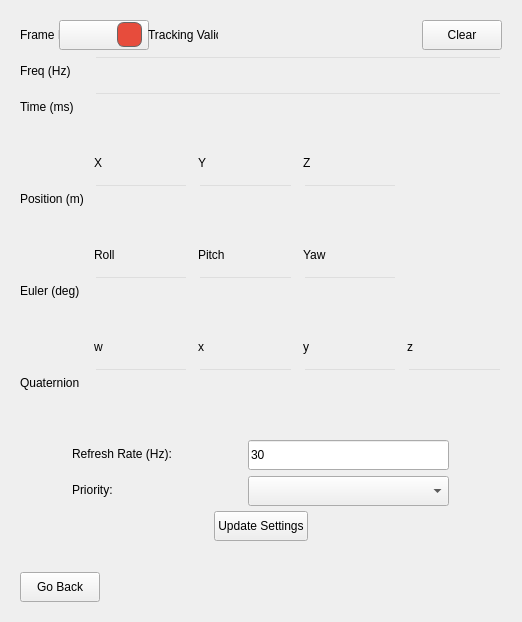
Before: the Qt Designer form src/mocap_manager.ui in YevheniiKovryzhenko/KGroundControl, drawn with Qt 5.
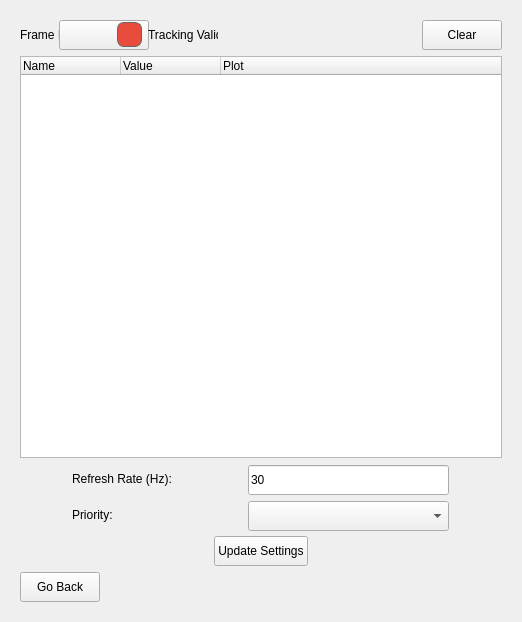
After: the same form once the commit is applied. The open tabs and pages were chosen to show the change.

Commit message: integrated mocap with the plotting manager; refined plotting settings and ui

Patch:
```diff
--- a/src/mocap_manager.ui
+++ b/src/mocap_manager.ui
@@ -996,611 +996,45 @@
          </item>
         </layout>
        </item>
-       <item>
-        <layout class="QGridLayout" name="gridLayout_inspector">
-         <property name="horizontalSpacing">
-          <number>10</number>
+    <item>
+     <layout class="QGridLayout" name="gridLayout_inspector">
+      <property name="horizontalSpacing">
+       <number>6</number>
+      </property>
+      <property name="verticalSpacing">
+       <number>6</number>
+      </property>
+      <item row="0" column="0">
+       <widget class="QTreeWidget" name="tree_mocap_detail">
+        <property name="sizePolicy">
+         <sizepolicy hsizetype="Expanding" vsizetype="Expanding">
+          <horstretch>0</horstretch>
+          <verstretch>0</verstretch>
+         </sizepolicy>
+        </property>
+        <property name="columnCount">
+         <number>3</number>
+        </property>
+        <column>
+         <property name="text">
+          <string>Name</string>
          </property>
-         <property name="verticalSpacing">
-          <number>6</number>
+        </column>
+        <column>
+         <property name="text">
+          <string>Value</string>
          </property>
-         <item row="10" column="3">
-          <widget class="QLineEdit" name="fld_qy">
-           <property name="sizePolicy">
-            <sizepolicy hsizetype="Preferred" vsizetype="Fixed">
-             <horstretch>0</horstretch>
-             <verstretch>0</verstretch>
-            </sizepolicy>
-           </property>
-           <property name="minimumSize">
-            <size>
-             <width>0</width>
-             <height>30</height>
-            </size>
-           </property>
-           <property name="mouseTracking">
-            <bool>false</bool>
-           </property>
-           <property name="styleSheet">
-            <string notr="true">background: transparent;</string>
-           </property>
-           <property name="frame">
-            <bool>true</bool>
-           </property>
-           <property name="readOnly">
-            <bool>true</bool>
-           </property>
-          </widget>
-         </item>
-         <item row="4" column="3">
-          <widget class="QLineEdit" name="fld_z">
-           <property name="sizePolicy">
-            <sizepolicy hsizetype="Preferred" vsizetype="Fixed">
-             <horstretch>0</horstretch>
-             <verstretch>0</verstretch>
-            </sizepolicy>
-           </property>
-           <property name="minimumSize">
-            <size>
-             <width>0</width>
-             <height>30</height>
-            </size>
-           </property>
-           <property name="mouseTracking">
-            <bool>false</bool>
-           </property>
-           <property name="styleSheet">
-            <string notr="true">background: transparent;</string>
-           </property>
-           <property name="frame">
-            <bool>true</bool>
-           </property>
-           <property name="readOnly">
-            <bool>true</bool>
-           </property>
-          </widget>
-         </item>
-         <item row="9" column="2">
-          <widget class="QLabel" name="label_8">
-           <property name="minimumSize">
-            <size>
-             <width>0</width>
-             <height>30</height>
-            </size>
-           </property>
-           <property name="text">
-            <string>x</string>
-           </property>
-          </widget>
-         </item>
-         <item row="3" column="2">
-          <widget class="QLabel" name="label_2">
-           <property name="minimumSize">
-            <size>
-             <width>0</width>
-             <height>30</height>
-            </size>
-           </property>
-           <property name="text">
-            <string>Y</string>
-           </property>
-          </widget>
-         </item>
-         <item row="2" column="2">
-          <spacer name="verticalSpacer_3">
-           <property name="orientation">
-            <enum>Qt::Vertical</enum>
-           </property>
-           <property name="sizeType">
-            <enum>QSizePolicy::Fixed</enum>
-           </property>
-           <property name="sizeHint" stdset="0">
-            <size>
-             <width>20</width>
-             <height>20</height>
-            </size>
-           </property>
-          </spacer>
-         </item>
-         <item row="10" column="0">
-          <widget class="QLabel" name="label_quat">
-           <property name="minimumSize">
-            <size>
-             <width>0</width>
-             <height>30</height>
-            </size>
-           </property>
-           <property name="text">
-            <string>Quaternion</string>
-           </property>
-          </widget>
-         </item>
-         <item row="10" column="2">
-          <widget class="QLineEdit" name="fld_qx">
-           <property name="sizePolicy">
-            <sizepolicy hsizetype="Preferred" vsizetype="Fixed">
-             <horstretch>0</horstretch>
-             <verstretch>0</verstretch>
-            </sizepolicy>
-           </property>
-           <property name="minimumSize">
-            <size>
-             <width>0</width>
-             <height>30</height>
-            </size>
-           </property>
-           <property name="mouseTracking">
-            <bool>false</bool>
-           </property>
-           <property name="styleSheet">
-            <string notr="true">background: transparent;</string>
-           </property>
-           <property name="frame">
-            <bool>true</bool>
-           </property>
-           <property name="readOnly">
-            <bool>true</bool>
-           </property>
-          </widget>
-         </item>
-         <item row="5" column="2">
-          <spacer name="verticalSpacer_4">
-           <property name="orientation">
-            <enum>Qt::Vertical</enum>
-           </property>
-           <property name="sizeType">
-            <enum>QSizePolicy::Fixed</enum>
-           </property>
-           <property name="sizeHint" stdset="0">
-            <size>
-             <width>20</width>
-             <height>20</height>
-            </size>
-           </property>
-          </spacer>
-         </item>
-         <item row="10" column="4">
-          <widget class="QLineEdit" name="fld_qz">
-           <property name="sizePolicy">
-            <sizepolicy hsizetype="Preferred" vsizetype="Fixed">
-             <horstretch>0</horstretch>
-             <verstretch>0</verstretch>
-            </sizepolicy>
-           </property>
-           <property name="minimumSize">
-            <size>
-             <width>0</width>
-             <height>30</height>
-            </size>
-           </property>
-           <property name="mouseTracking">
-            <bool>false</bool>
-           </property>
-           <property name="styleSheet">
-            <string notr="true">background: transparent;</string>
-           </property>
-           <property name="frame">
-            <bool>true</bool>
-           </property>
-           <property name="readOnly">
-            <bool>true</bool>
-           </property>
-          </widget>
-         </item>
-         <item row="6" column="1">
-          <widget class="QLabel" name="label_4">
-           <property name="minimumSize">
-            <size>
-             <width>0</width>
-             <height>30</height>
-            </size>
-           </property>
-           <property name="text">
-            <string>Roll</string>
-           </property>
-          </widget>
-         </item>
-         <item row="4" column="2">
-          <widget class="QLineEdit" name="fld_y">
-           <property name="sizePolicy">
-            <sizepolicy hsizetype="Preferred" vsizetype="Fixed">
-             <horstretch>0</horstretch>
-             <verstretch>0</verstretch>
-            </sizepolicy>
-           </property>
-           <property name="minimumSize">
-            <size>
-             <width>0</width>
-             <height>30</height>
-            </size>
-           </property>
-           <property name="mouseTracking">
-            <bool>false</bool>
-           </property>
-           <property name="styleSheet">
-            <string notr="true">background: transparent;</string>
-           </property>
-           <property name="frame">
-            <bool>true</bool>
-           </property>
-           <property name="readOnly">
-            <bool>true</bool>
-           </property>
-          </widget>
-         </item>
-         <item row="6" column="3">
-          <widget class="QLabel" name="label_6">
-           <property name="minimumSize">
-            <size>
-             <width>0</width>
-             <height>30</height>
-            </size>
-           </property>
-           <property name="text">
-            <string>Yaw</string>
-           </property>
-          </widget>
-         </item>
-         <item row="3" column="1">
-          <widget class="QLabel" name="label">
-           <property name="minimumSize">
-            <size>
-             <width>0</width>
-             <height>30</height>
-            </size>
-           </property>
-           <property name="text">
-            <string>X</string>
-           </property>
-          </widget>
-         </item>
-         <item row="7" column="2">
-          <widget class="QLineEdit" name="fld_pitch">
-           <property name="sizePolicy">
-            <sizepolicy hsizetype="Preferred" vsizetype="Fixed">
-             <horstretch>0</horstretch>
-             <verstretch>0</verstretch>
-            </sizepolicy>
-           </property>
-           <property name="minimumSize">
-            <size>
-             <width>0</width>
-             <height>30</height>
-            </size>
-           </property>
-           <property name="mouseTracking">
-            <bool>false</bool>
-           </property>
-           <property name="styleSheet">
-            <string notr="true">background: transparent;</string>
-           </property>
-           <property name="frame">
-            <bool>true</bool>
-           </property>
-           <property name="readOnly">
-            <bool>true</bool>
-           </property>
-          </widget>
-         </item>
-         <item row="9" column="4">
-          <widget class="QLabel" name="label_10">
-           <property name="minimumSize">
-            <size>
-             <width>0</width>
-             <height>30</height>
-            </size>
-           </property>
-           <property name="text">
-            <string>z</string>
-           </property>
-          </widget>
-         </item>
-         <item row="7" column="1">
-          <widget class="QLineEdit" name="fld_roll">
-           <property name="sizePolicy">
-            <sizepolicy hsizetype="Preferred" vsizetype="Fixed">
-             <horstretch>0</horstretch>
-             <verstretch>0</verstretch>
-            </sizepolicy>
-           </property>
-           <property name="minimumSize">
-            <size>
-             <width>0</width>
-             <height>30</height>
-            </size>
-           </property>
-           <property name="mouseTracking">
-            <bool>false</bool>
-           </property>
-           <property name="styleSheet">
-            <string notr="true">background: transparent;</string>
-           </property>
-           <property name="frame">
-            <bool>true</bool>
-           </property>
-           <property name="readOnly">
-            <bool>true</bool>
-           </property>
-          </widget>
-         </item>
-         <item row="6" column="2">
-          <widget class="QLabel" name="label_5">
-           <property name="minimumSize">
-            <size>
-             <width>0</width>
-             <height>30</height>
-            </size>
-           </property>
-           <property name="text">
-            <string>Pitch</string>
-           </property>
-          </widget>
-         </item>
-         <item row="9" column="3">
-          <widget class="QLabel" name="label_9">
-           <property name="minimumSize">
-            <size>
-             <width>0</width>
-             <height>30</height>
-            </size>
-           </property>
-           <property name="text">
-            <string>y</string>
-           </property>
-          </widget>
-         </item>
-         <item row="4" column="0">
-          <widget class="QLabel" name="label_pos">
-           <property name="minimumSize">
-            <size>
-             <width>0</width>
-             <height>30</height>
-            </size>
-           </property>
-           <property name="text">
-            <string>Position (m)</string>
-           </property>
-          </widget>
-         </item>
-         <item row="3" column="3">
-          <widget class="QLabel" name="label_3">
-           <property name="minimumSize">
-            <size>
-             <width>0</width>
-             <height>30</height>
-            </size>
-           </property>
-           <property name="text">
-            <string>Z</string>
-           </property>
-          </widget>
-         </item>
-         <item row="10" column="1">
-          <widget class="QLineEdit" name="fld_qw">
-           <property name="sizePolicy">
-            <sizepolicy hsizetype="Preferred" vsizetype="Fixed">
-             <horstretch>0</horstretch>
-             <verstretch>0</verstretch>
-            </sizepolicy>
-           </property>
-           <property name="minimumSize">
-            <size>
-             <width>0</width>
-             <height>30</height>
-            </size>
-           </property>
-           <property name="mouseTracking">
-            <bool>false</bool>
-           </property>
-           <property name="styleSheet">
-            <string notr="true">background: transparent;</string>
-           </property>
-           <property name="frame">
-            <bool>true</bool>
-           </property>
-           <property name="readOnly">
-            <bool>true</bool>
-           </property>
-          </widget>
-         </item>
-         <item row="4" column="1">
-          <widget class="QLineEdit" name="fld_x">
-           <property name="sizePolicy">
-            <sizepolicy hsizetype="Preferred" vsizetype="Fixed">
-             <horstretch>0</horstretch>
-             <verstretch>0</verstretch>
-            </sizepolicy>
-           </property>
-           <property name="minimumSize">
-            <size>
-             <width>0</width>
-             <height>30</height>
-            </size>
-           </property>
-           <property name="mouseTracking">
-            <bool>false</bool>
-           </property>
-           <property name="styleSheet">
-            <string notr="true">background: transparent;</string>
-           </property>
-           <property name="frame">
-            <bool>true</bool>
-           </property>
-           <property name="readOnly">
-            <bool>true</bool>
-           </property>
-          </widget>
-         </item>
-         <item row="7" column="0">
-          <widget class="QLabel" name="label_euler">
-           <property name="minimumSize">
-            <size>
-             <width>0</width>
-             <height>30</height>
-            </size>
-           </property>
-           <property name="text">
-            <string>Euler (deg)</string>
-           </property>
-          </widget>
-         </item>
-         <item row="8" column="2">
-          <spacer name="verticalSpacer_2">
-           <property name="orientation">
-            <enum>Qt::Vertical</enum>
-           </property>
-           <property name="sizeType">
-            <enum>QSizePolicy::Fixed</enum>
-           </property>
-           <property name="sizeHint" stdset="0">
-            <size>
-             <width>20</width>
-             <height>20</height>
-            </size>
-           </property>
-          </spacer>
-         </item>
-         <item row="9" column="1">
-          <widget class="QLabel" name="label_7">
-           <property name="minimumSize">
-            <size>
-             <width>0</width>
-             <height>30</height>
-            </size>
-           </property>
-           <property name="text">
-            <string>w</string>
-           </property>
-          </widget>
-         </item>
-         <item row="7" column="3">
-          <widget class="QLineEdit" name="fld_yaw">
-           <property name="sizePolicy">
-            <sizepolicy hsizetype="Preferred" vsizetype="Fixed">
-             <horstretch>0</horstretch>
-             <verstretch>0</verstretch>
-            </sizepolicy>
-           </property>
-           <property name="minimumSize">
-            <size>
-             <width>0</width>
-             <height>30</height>
-            </size>
-           </property>
-           <property name="mouseTracking">
-            <bool>false</bool>
-           </property>
-           <property name="styleSheet">
-            <string notr="true">background: transparent;</string>
-           </property>
-           <property name="frame">
-            <bool>true</bool>
-           </property>
-           <property name="readOnly">
-            <bool>true</bool>
-           </property>
-          </widget>
-         </item>
-         <item row="0" column="0">
-          <widget class="QLabel" name="label_freq">
-           <property name="minimumSize">
-            <size>
-             <width>0</width>
-             <height>30</height>
-            </size>
-           </property>
-           <property name="text">
-            <string>Freq (Hz)</string>
-           </property>
-          </widget>
-         </item>
-         <item row="1" column="0">
-          <widget class="QLabel" name="label_time">
-           <property name="minimumSize">
-            <size>
-             <width>0</width>
-             <height>30</height>
-            </size>
-           </property>
-           <property name="text">
-            <string>Time (ms)</string>
-           </property>
-          </widget>
-         </item>
-         <item row="1" column="1" colspan="4">
-          <widget class="QLineEdit" name="fld_time">
-           <property name="sizePolicy">
-            <sizepolicy hsizetype="Preferred" vsizetype="Fixed">
-             <horstretch>0</horstretch>
-             <verstretch>0</verstretch>
-            </sizepolicy>
-           </property>
-           <property name="minimumSize">
-            <size>
-             <width>0</width>
-             <height>30</height>
-            </size>
-           </property>
-           <property name="mouseTracking">
-            <bool>false</bool>
-           </property>
-           <property name="styleSheet">
-            <string notr="true">background: transparent;</string>
-           </property>
-           <property name="frame">
-            <bool>true</bool>
-           </property>
-           <property name="readOnly">
-            <bool>true</bool>
-           </property>
-          </widget>
-         </item>
-         <item row="0" column="1" colspan="4">
-          <widget class="QLineEdit" name="fld_freq">
-           <property name="sizePolicy">
-            <sizepolicy hsizetype="Preferred" vsizetype="Fixed">
-             <horstretch>0</horstretch>
-             <verstretch>0</verstretch>
-            </sizepolicy>
-           </property>
-           <property name="minimumSize">
-            <size>
-             <width>0</width>
-             <height>30</height>
-            </size>
-           </property>
-           <property name="mouseTracking">
-            <bool>false</bool>
-           </property>
-           <property name="styleSheet">
-            <string notr="true">background: transparent;</string>
-           </property>
-           <property name="frame">
-            <bool>true</bool>
-           </property>
-           <property name="readOnly">
-            <bool>true</bool>
-           </property>
-          </widget>
-         </item>
-        </layout>
-       </item>
-       <item>
-        <spacer name="verticalSpacer_5">
-         <property name="orientation">
-          <enum>Qt::Vertical</enum>
+        </column>
+        <column>
+         <property name="text">
+          <string>Plot</string>
          </property>
-         <property name="sizeType">
-          <enum>QSizePolicy::Expanding</enum>
-         </property>
-         <property name="sizeHint" stdset="0">
-          <size>
-           <width>20</width>
-           <height>50</height>
-          </size>
-         </property>
-        </spacer>
-       </item>
+        </column>
+       </widget>
+      </item>
+     </layout>
+    </item>
+       
        <item>
         <layout class="QHBoxLayout" name="horizontalLayout_11">
          <item>
@@ -1822,19 +1256,7 @@
          </item>
         </layout>
        </item>
-       <item>
-        <spacer name="verticalSpacer_6">
-         <property name="orientation">
-          <enum>Qt::Vertical</enum>
-         </property>
-         <property name="sizeHint" stdset="0">
-          <size>
-           <width>20</width>
-           <height>40</height>
-          </size>
-         </property>
-        </spacer>
-       </item>
+       
        <item>
         <layout class="QHBoxLayout" name="horizontalLayout_3">
          <item>
```
Left out of the diff: 145 changed lines with no effect on the pictures. The commit also changes 13 other files.
